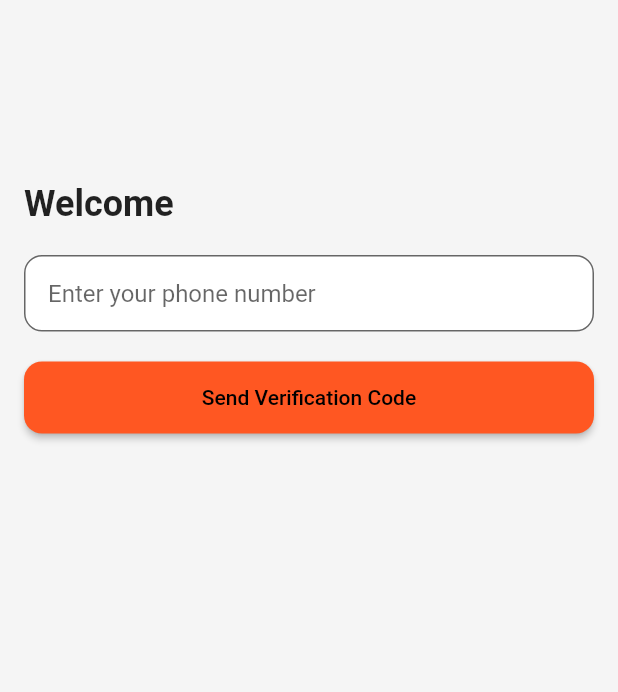
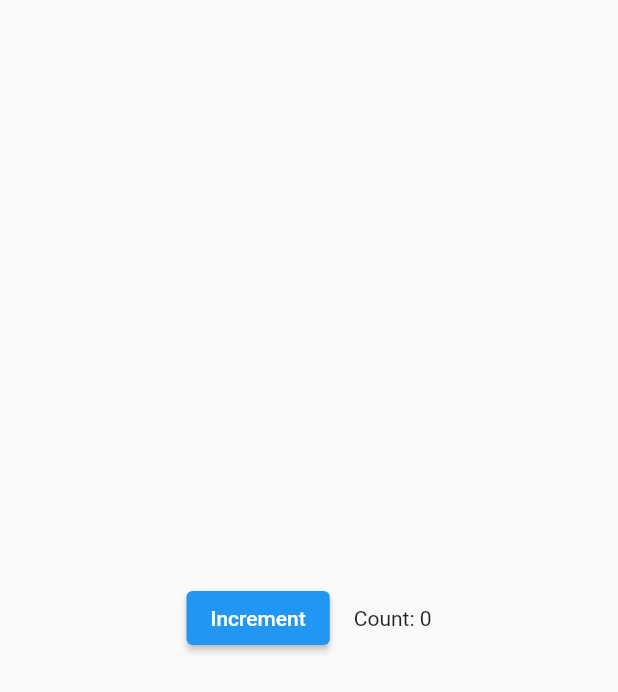
Before and after one commit to qweufibeze/charless, a Flutter app: the screen it shows after launch, on a phone screen of 412 x 824 dp. Shown: the top 692 px of the screen. Run offline on Flutter 3.47's test engine with Material 2 defaults, Android fonts, the phone set to English and light mode, and no system bars; our stand-ins replace firebase_core, flutter_bloc, mask_text_input_formatter; accounts and stored records are empty.

Commit message:
день 1

```diff
--- a/lib/main.dart
+++ b/lib/main.dart
@@ -1,21 +1,46 @@
 import 'package:flutter/material.dart';
-import 'package:charless_06/phone_auth_screen.dart';
 
-void main() {
-  runApp(const MyApp());
+void main(){
+  runApp(
+    const MaterialApp(
+      home: Scaffold(
+        body: Center(
+          child: Counter(),
+        ),
+      ),
+    )
+
+  );
 }
 
-class MyApp extends StatelessWidget {
-  const MyApp({super.key});
+class Counter extends StatefulWidget{
+  const Counter({super.key});
+
+  @override
+  State<Counter> createState() => _CounterState();
+
+}
+
+class _CounterState extends State<Counter>{
+  int _counter = 0;
+  void _increment(){
+    setState(() {
+      _counter++;
+    });
+  }
 
   @override
   Widget build(BuildContext context) {
-    return MaterialApp(
-      title: 'Your App Name',
-      theme: ThemeData(
-        primarySwatch: Colors.orange,
-      ),
-      home: const PhoneAuthScreen(), // Здесь вызываем экран авторизации
+    return Row(
+      mainAxisAlignment: MainAxisAlignment.center,
+      children: <Widget>[
+        ElevatedButton(
+            onPressed: _increment,
+            child: const Text("Increment"),
+        ),
+        const SizedBox(width: 16),
+        Text('Count: $_counter')
+      ],
     );
   }
 }
```
Also changed, not shown: lib/phone_auth_screen.dart (+15 -0 lines).
